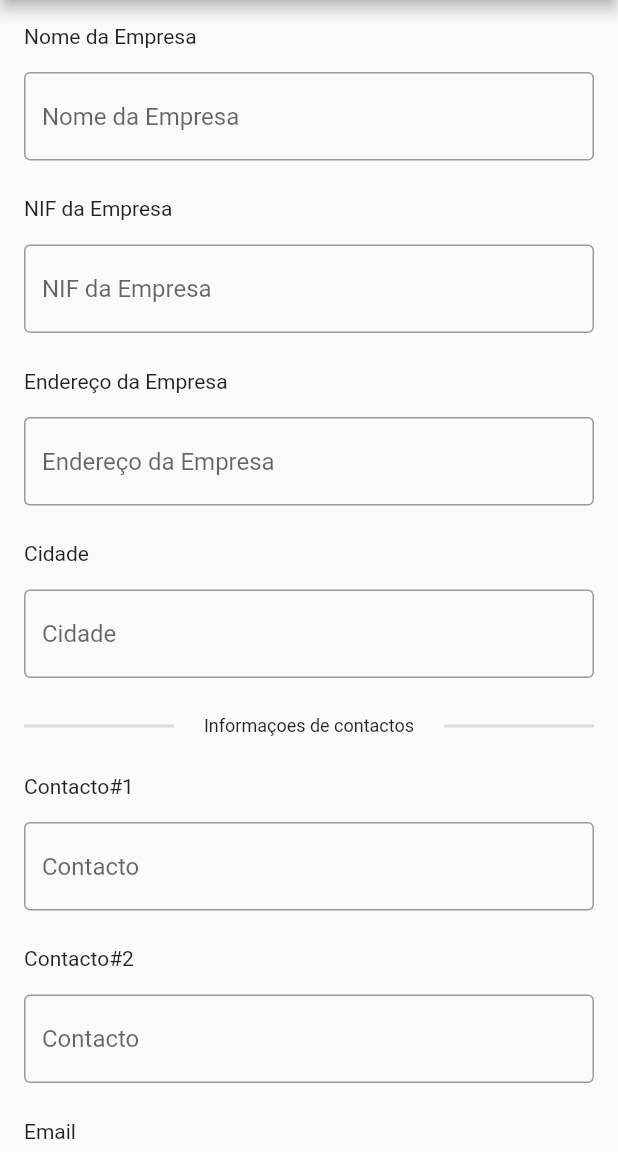
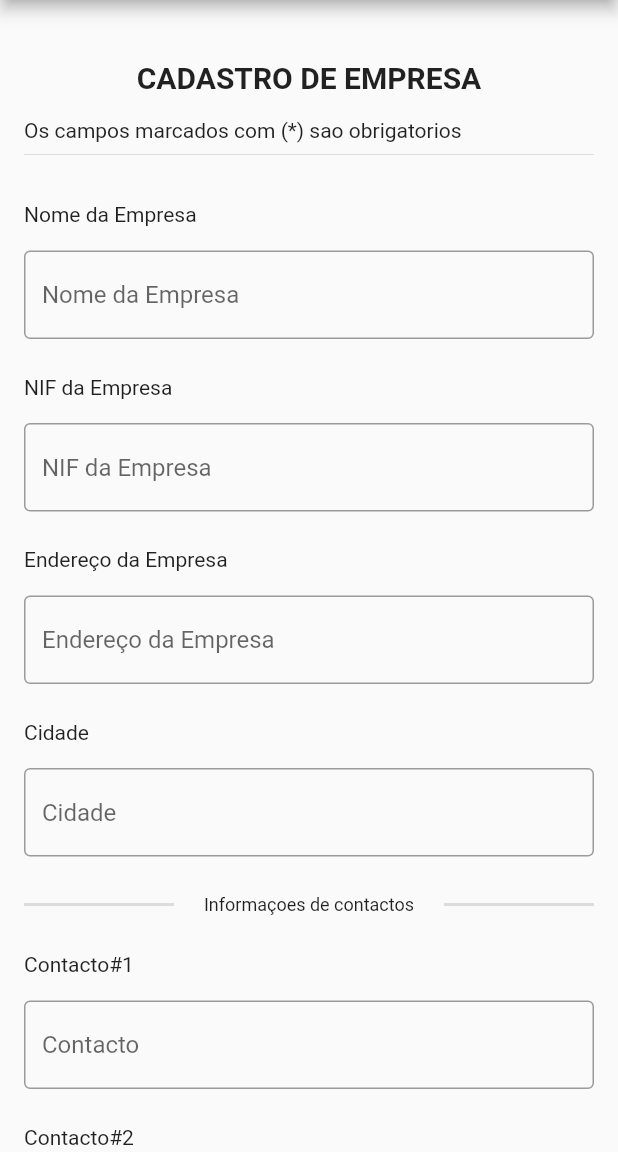
Before and after one commit to Joao-Neto-DH/Sistema-de-gestao-comercial-e-faturacao, a Flutter app: the MainScreen screen opened directly, on a phone screen of 412 x 824 dp, the part 84-1236 px from its top. Run offline on Flutter 3.47's test engine with Material 2 defaults, Android fonts, the phone set to English and light mode, and no system bars; our stand-ins replace image_picker.

Commit message:
Adicionando cabeçalho ao tela de empresa

```diff
--- a/lib/screens/empresa/empresa_screen.dart
+++ b/lib/screens/empresa/empresa_screen.dart
@@ -32,6 +32,16 @@ class _EmpresaScreenState extends State<EmpresaScreen> {
       child: Column(
         crossAxisAlignment: CrossAxisAlignment.stretch,
         children: [
+          spaceFields,
+          const Text(
+            "CADASTRO DE EMPRESA",
+            textAlign: TextAlign.center,
+            style: TextStyle(fontSize: 20, fontWeight: FontWeight.bold),
+          ),
+          spaceLabelField,
+          const Text("Os campos marcados com (*) sao obrigatorios"),
+          const Divider(),
+          spaceFields,
           const Text(
             "Nome da Empresa",
           ),
```
